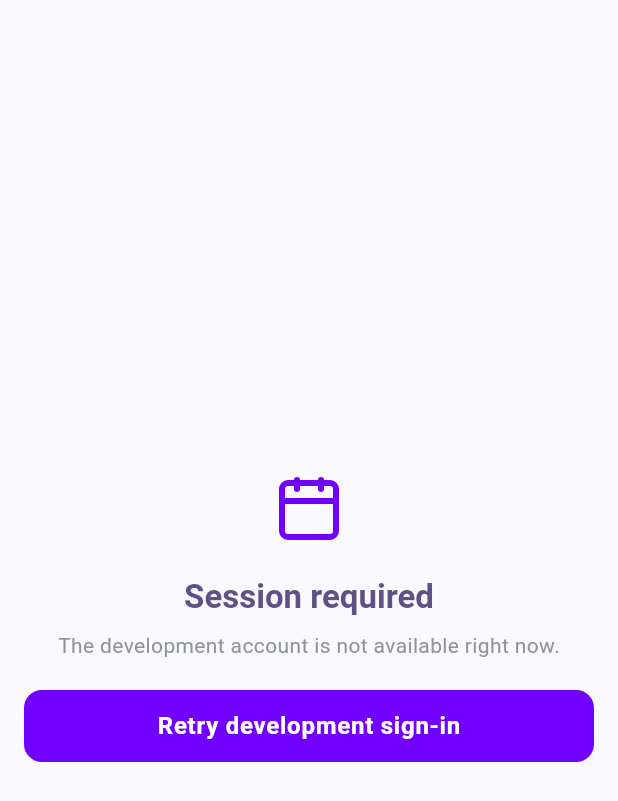
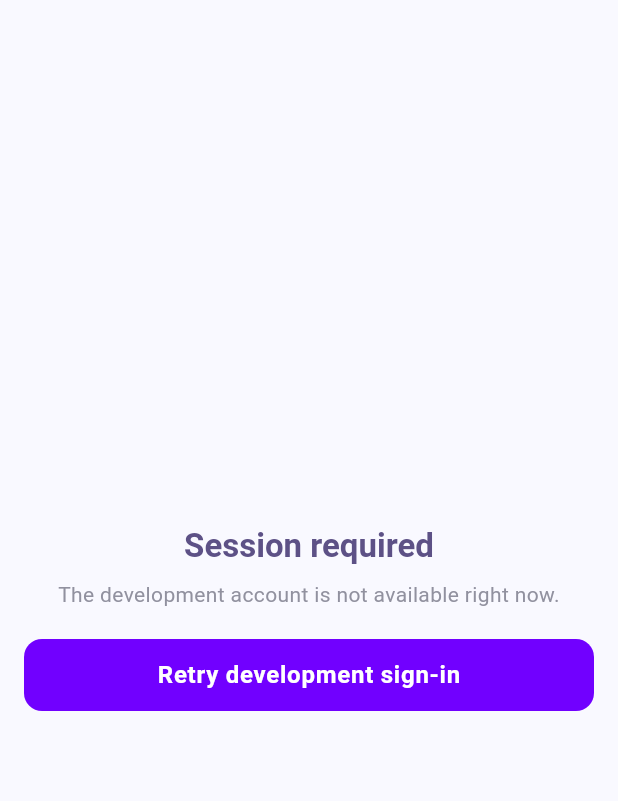
Before and after one commit to anxchywl/EventsBot, a Flutter app: the screen it shows after launch, on a phone screen of 412 x 824 dp. Shown: the top 801 px of the screen. Run offline on Flutter 3.47's test engine with Material 3 defaults, Android fonts, the phone set to English and light mode, and no system bars; our stand-ins replace flutter_svg, image_picker, lucide_flutter, shared_preferences; accounts and stored records are empty; Roboto replaces fonts that are missing (Geist).

Commit message:
fix: mini app dark-mode card contrast; flutter local-dev setup
fix(miniapp): event card uses var(--panel) instead of hardcoded #ffffff so dark theme is readable
chore(flutter): debug builds target the local backend and open the shell without auth for dev iteration
chore(dev): local compose web port 8000->8001 to coexist with other local services

```diff
--- a/flutter_events/lib/app.dart
+++ b/flutter_events/lib/app.dart
@@ -1,6 +1,7 @@
 import 'dart:async';
 
 import 'package:app_ui/app_ui.dart';
+import 'package:flutter/foundation.dart';
 import 'package:flutter/material.dart';
 
 import 'core/api_client.dart';
@@ -265,6 +266,14 @@ class _StandaloneSessionGateState extends State<_StandaloneSessionGate> {
             onDevelopmentRoleSwitch: widget.onDevelopmentRoleSwitch,
           );
         }
+        // Dev convenience: open the app shell without a backend session so the
+        // UI can be built and iterated on while auth is unavailable. Debug-only
+        // — release / Jas Wallet builds still require a real session below.
+        if (kDebugMode) {
+          return AppShell(
+            onDevelopmentRoleSwitch: widget.onDevelopmentRoleSwitch,
+          );
+        }
         return _SessionRequiredScreen(
           canUseDevelopmentAccess: widget.onStandaloneSignIn != null,
           isLoading: _signingIn,
@@ -370,12 +379,6 @@ class _SessionRequiredScreen extends StatelessWidget {
               child: Column(
                 mainAxisSize: MainAxisSize.min,
                 children: [
-                  const AppIcon(
-                    AppIcons.event,
-                    size: 48,
-                    color: AppColors.primary,
-                  ),
-                  const SizedBox(height: AppSpacing.lg),
                   Text(
                     'Session required',
                     textAlign: TextAlign.center,
```
Also changed, not shown: flutter_events/lib/core/constants.dart (+10 -4 lines), 2 other files.
